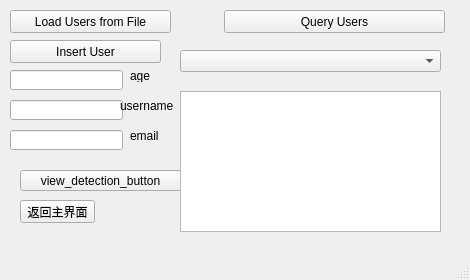
The window that user.ui (nylttpgg09/FluoTest) describes before a commit, drawn with Qt 5.
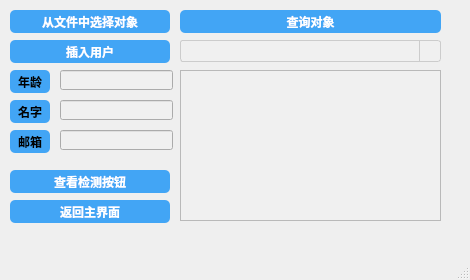
The same window after the commit.

```diff
--- a/user.ui
+++ b/user.ui
@@ -19,25 +19,73 @@
      <rect>
       <x>10</x>
       <y>10</y>
-      <width>161</width>
+      <width>160</width>
       <height>23</height>
      </rect>
     </property>
+    <property name="styleSheet">
+     <string notr="true">QPushButton {
+    background-color: #42A5F5;
+    color: white;
+    font-family: Arial;
+    font-size: 12px; /* 调整字体大小 */
+    font-weight: bold;
+    border: none; /* 取消边框 */
+    border-radius: 5px;
+    padding: 5px;
+    min-width: 150px; /* 设置最小宽度 */
+    max-width: 150px; /* 设置最大宽度 */
+    min-height: 13px; /* 设置最小高度 */
+    max-height: 13px; /* 设置最大高度 */
+}
+
+QPushButton:hover {
+    background-color: lightgreen;
+}
+
+QPushButton:pressed {
+    background-color: darkgreen;
+}    </string>
+    </property>
     <property name="text">
-     <string>Load Users from File</string>
+     <string>从文件中选择对象</string>
     </property>
    </widget>
    <widget class="QPushButton" name="view_detection_button">
     <property name="geometry">
      <rect>
-      <x>20</x>
+      <x>10</x>
       <y>170</y>
-      <width>161</width>
-      <height>21</height>
+      <width>160</width>
+      <height>23</height>
      </rect>
     </property>
+    <property name="styleSheet">
+     <string notr="true">QPushButton {
+    background-color: #42A5F5;
+    color: white;
+    font-family: Arial;
+    font-size: 12px; /* 调整字体大小 */
+    font-weight: bold;
+    border: none; /* 取消边框 */
+    border-radius: 5px;
+    padding: 5px;
+    min-width: 150px; /* 设置最小宽度 */
+    max-width: 150px; /* 设置最大宽度 */
+    min-height: 13px; /* 设置最小高度 */
+    max-height: 13px; /* 设置最大高度 */
+}
+
+QPushButton:hover {
+    background-color: lightgreen;
+}
+
+QPushButton:pressed {
+    background-color: darkgreen;
+}    </string>
+    </property>
     <property name="text">
-     <string>view_detection_button</string>
+     <string>查看检测按钮</string>
     </property>
    </widget>
    <widget class="QPushButton" name="insert_user_button">
@@ -45,23 +93,71 @@
      <rect>
       <x>10</x>
       <y>40</y>
-      <width>151</width>
+      <width>160</width>
       <height>23</height>
      </rect>
     </property>
+    <property name="styleSheet">
+     <string notr="true">QPushButton {
+    background-color: #42A5F5;
+    color: white;
+    font-family: Arial;
+    font-size: 12px; /* 调整字体大小 */
+    font-weight: bold;
+    border: none; /* 取消边框 */
+    border-radius: 5px;
+    padding: 5px;
+    min-width: 150px; /* 设置最小宽度 */
+    max-width: 150px; /* 设置最大宽度 */
+    min-height: 13px; /* 设置最小高度 */
+    max-height: 13px; /* 设置最大高度 */
+}
+
+QPushButton:hover {
+    background-color: lightgreen;
+}
+
+QPushButton:pressed {
+    background-color: darkgreen;
+}    </string>
+    </property>
     <property name="text">
-     <string>Insert User</string>
+     <string>插入用户</string>
     </property>
    </widget>
    <widget class="QPushButton" name="back_button">
     <property name="geometry">
      <rect>
-      <x>20</x>
+      <x>10</x>
       <y>200</y>
-      <width>75</width>
+      <width>160</width>
       <height>23</height>
      </rect>
     </property>
+    <property name="styleSheet">
+     <string notr="true">QPushButton {
+    background-color: #42A5F5;
+    color: white;
+    font-family: Arial;
+    font-size: 12px; /* 调整字体大小 */
+    font-weight: bold;
+    border: none; /* 取消边框 */
+    border-radius: 5px;
+    padding: 5px;
+    min-width: 150px; /* 设置最小宽度 */
+    max-width: 150px; /* 设置最大宽度 */
+    min-height: 13px; /* 设置最小高度 */
+    max-height: 13px; /* 设置最大高度 */
+}
+
+QPushButton:hover {
+    background-color: lightgreen;
+}
+
+QPushButton:pressed {
+    background-color: darkgreen;
+}    </string>
+    </property>
     <property name="text">
      <string>返回主界面</string>
     </property>
@@ -69,103 +165,242 @@
    <widget class="QPushButton" name="query_button">
     <property name="geometry">
      <rect>
-      <x>224</x>
+      <x>180</x>
       <y>10</y>
-      <width>221</width>
+      <width>261</width>
       <height>23</height>
      </rect>
     </property>
+    <property name="styleSheet">
+     <string notr="true">QPushButton {
+    background-color: #42A5F5;
+    color: white;
+    font-family: Arial;
+    font-size: 12px; /* 调整字体大小 */
+    font-weight: bold;
+    border: none; /* 取消边框 */
+    border-radius: 5px;
+    padding: 5px;
+    min-width: 251px; /* 设置最小宽度 */
+    max-width: 251px; /* 设置最大宽度 */
+    min-height: 13px; /* 设置最小高度 */
+    max-height: 13px; /* 设置最大高度 */
+}
+
+QPushButton:hover {
+    background-color: lightgreen;
+}
+
+QPushButton:pressed {
+    background-color: darkgreen;
+}    </string>
+    </property>
     <property name="text">
-     <string>Query Users</string>
+     <string>查询对象</string>
     </property>
    </widget>
    <widget class="QLineEdit" name="age_input">
     <property name="geometry">
      <rect>
-      <x>10</x>
+      <x>60</x>
       <y>70</y>
       <width>113</width>
       <height>20</height>
      </rect>
     </property>
+    <property name="styleSheet">
+     <string notr="true">    background-color: #f0f0f0; /* 浅灰色背景 */
+    color: black;</string>
+    </property>
+    <property name="text">
+     <string/>
+    </property>
    </widget>
    <widget class="QLineEdit" name="username_input">
     <property name="geometry">
      <rect>
-      <x>10</x>
+      <x>60</x>
       <y>100</y>
       <width>113</width>
       <height>20</height>
      </rect>
     </property>
+    <property name="styleSheet">
+     <string notr="true">    background-color: #f0f0f0; /* 浅灰色背景 */
+    color: black;</string>
+    </property>
    </widget>
    <widget class="QLineEdit" name="email_input">
     <property name="geometry">
      <rect>
-      <x>10</x>
+      <x>60</x>
       <y>130</y>
       <width>113</width>
       <height>20</height>
      </rect>
     </property>
+    <property name="styleSheet">
+     <string notr="true">    background-color: #f0f0f0;
+    color: black;</string>
+    </property>
    </widget>
    <widget class="QTableView" name="table_view">
     <property name="geometry">
      <rect>
       <x>180</x>
-      <y>91</y>
+      <y>70</y>
       <width>261</width>
-      <height>141</height>
+      <height>151</height>
      </rect>
     </property>
+    <property name="styleSheet">
+     <string notr="true">QTableView {
+    background-color: #f0f0f0; /* 浅灰色背景 */
+    color: #007BFF; /* 蓝色文字 */
+    gridline-color: #ccc; /* 灰色网格线 */
+}
+
+QTableView::item {
+    padding: 5px;
+}
+
+QTableView::item:selected {
+    background-color: #007BFF; /* 蓝色选中背景 */
+    color: white; /* 白色选中文字 */
+}
+
+QHeaderView::section {
+    background-color: #e0e0e0; /* 稍深的灰色表头背景 */
+    color: #007BFF; /* 蓝色表头文字 */
+    border: 1px solid #ccc; /* 灰色表头边框 */
+    padding: 5px;
+}</string>
+    </property>
    </widget>
    <widget class="QComboBox" name="query_combobox">
     <property name="geometry">
      <rect>
       <x>180</x>
-      <y>50</y>
+      <y>40</y>
       <width>261</width>
       <height>22</height>
      </rect>
     </property>
+    <property name="styleSheet">
+     <string notr="true">QComboBox {
+    background-color: #f0f0f0; /* 浅灰色背景 */
+    color: black;
+    border: 1px solid #ccc; /* 浅灰色边框 */
+    border-radius: 3px;
+    padding: 1px 18px 1px 3px;
+    min-width: 6em;
+}
+
+QComboBox::drop-down {
+    subcontrol-origin: padding;
+    subcontrol-position: top right;
+    width: 20px;
+    border-left-width: 1px;
+    border-left-color: #ccc; /* 浅灰色边框 */
+    border-left-style: solid;
+    border-top-right-radius: 3px;
+    border-bottom-right-radius: 3px;
+    background-color: #f0f0f0; /* 浅灰色背景 */
+}
+
+QComboBox QAbstractItemView {
+    border: 2px solid #ccc; /* 浅灰色边框 */
+    selection-background-color: #e0e0e0; /* 选中项的浅灰色背景 */
+    background-color: #f0f0f0; /* 下拉列表的浅灰色背景 */
+    color: black;
+}</string>
+    </property>
+    <property name="locale">
+     <locale language="Chinese" country="China"/>
+    </property>
    </widget>
    <widget class="QLabel" name="label">
     <property name="geometry">
      <rect>
-      <x>130</x>
+      <x>10</x>
       <y>70</y>
-      <width>54</width>
-      <height>12</height>
+      <width>40</width>
+      <height>23</height>
      </rect>
     </property>
+    <property name="styleSheet">
+     <string notr="true">    background-color: #42A5F5;
+    color: black;
+    font-family: Arial;
+    font-size: 12px;
+    font-weight: bold;
+    border: none;
+    border-radius: 5px;
+    padding: 5px;
+    min-width: 30px;
+    max-width: 30px;
+    min-height: 13px;
+    max-height: 13px;
+    text-align: center;</string>
+    </property>
     <property name="text">
-     <string>age</string>
+     <string>年龄</string>
     </property>
    </widget>
    <widget class="QLabel" name="label_2">
     <property name="geometry">
      <rect>
-      <x>120</x>
+      <x>10</x>
       <y>100</y>
-      <width>54</width>
-      <height>12</height>
+      <width>40</width>
+      <height>23</height>
      </rect>
     </property>
+    <property name="styleSheet">
+     <string notr="true">    background-color: #42A5F5;
+    color: black;
+    font-family: Arial;
+    font-size: 12px;
+    font-weight: bold;
+    border: none;
+    border-radius: 5px;
+    padding: 5px;
+    min-width: 30px;
+    max-width: 30px;
+    min-height: 13px;
+    max-height: 13px;
+    text-align: center;</string>
+    </property>
     <property name="text">
-     <string>username</string>
+     <string>名字</string>
     </property>
    </widget>
    <widget class="QLabel" name="label_3">
     <property name="geometry">
      <rect>
-      <x>130</x>
+      <x>10</x>
       <y>130</y>
-      <width>54</width>
-      <height>12</height>
+      <width>40</width>
+      <height>23</height>
      </rect>
     </property>
+    <property name="styleSheet">
+     <string notr="true">    background-color: #42A5F5;
+    color: black;
+    font-family: Arial;
+    font-size: 12px;
+    font-weight: bold;
+    border: none;
+    border-radius: 5px;
+    padding: 5px;
+    min-width: 30px;
+    max-width: 30px;
+    min-height: 13px;
+    max-height: 13px;
+    text-align: center;</string>
+    </property>
     <property name="text">
-     <string>email</string>
+     <string>邮箱</string>
     </property>
    </widget>
   </widget>
```
Left out of the diff: 2 changed lines with no effect on the pictures.
